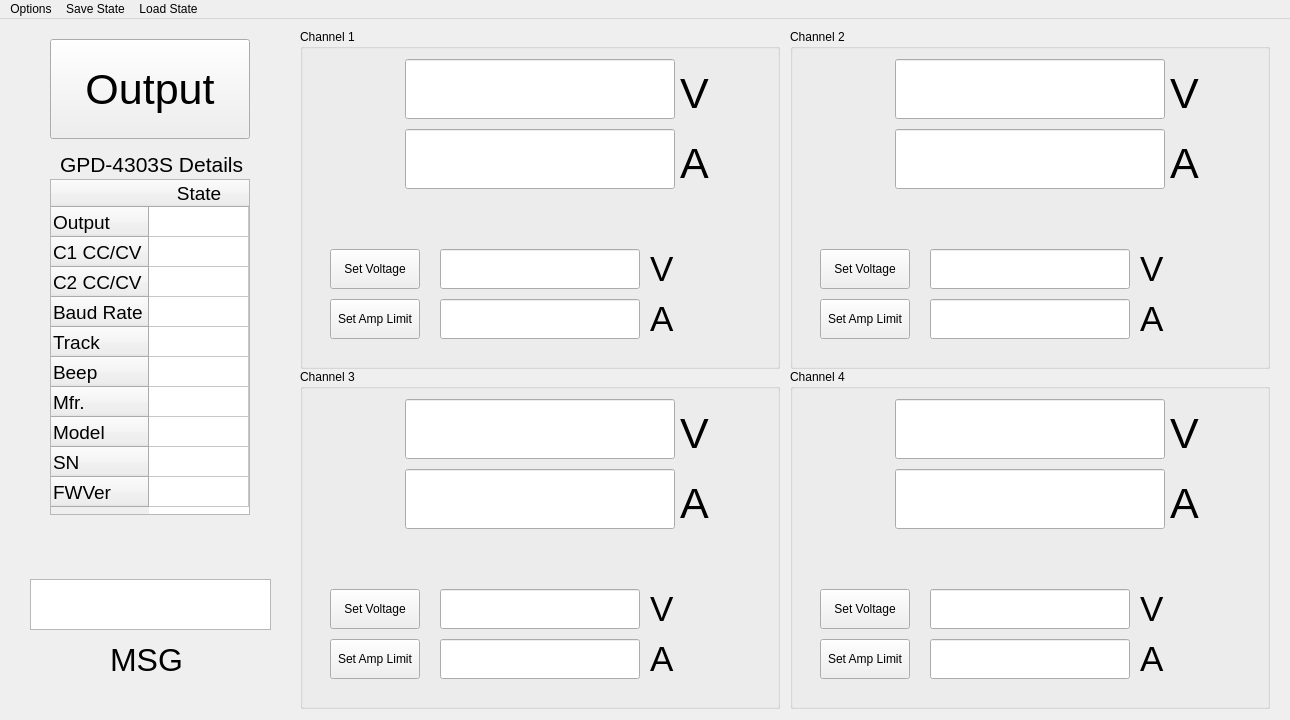
Before: the Qt Designer form GPD_4303S_GUI_UI.ui in DylanLamBear/GPD-4303S-GUI, drawn with Qt 5.
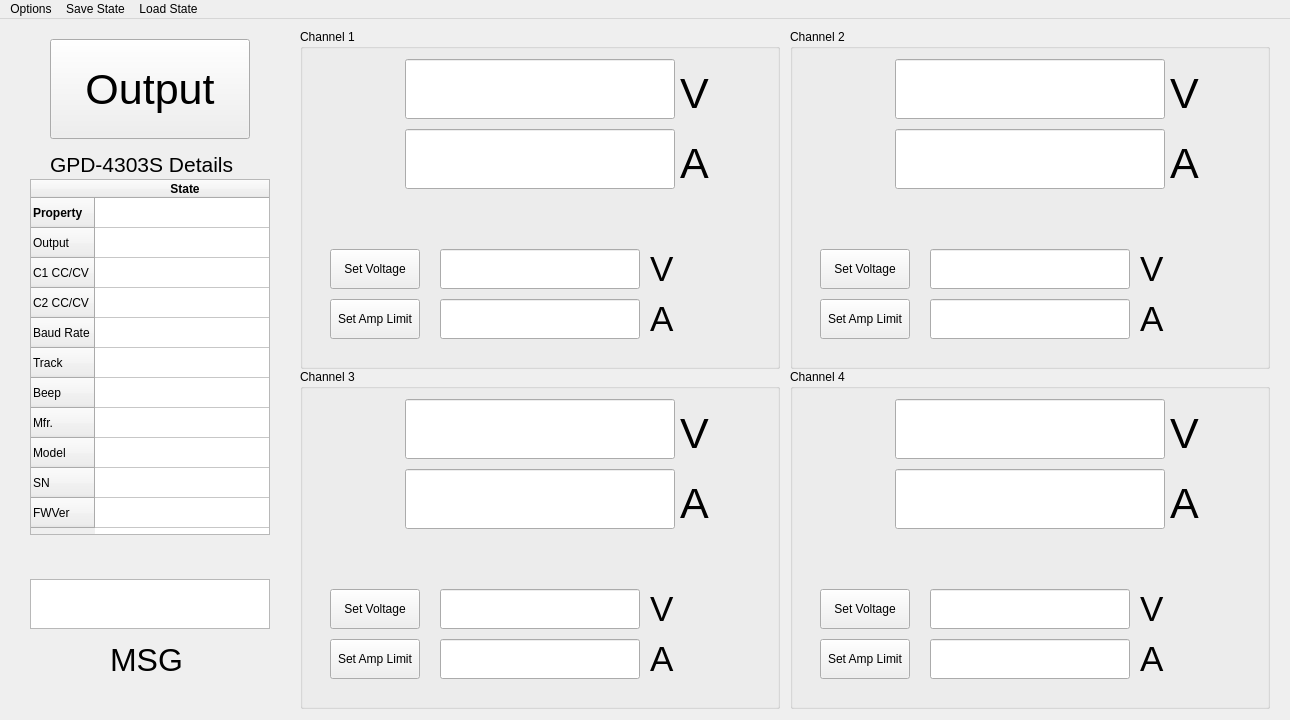
After: the same form once the commit is applied.

Commit message: Changed GUI to fit read out values, state and IDN values read into table

Patch:
```diff
--- a/GPD_4303S_GUI_UI.ui
+++ b/GPD_4303S_GUI_UI.ui
@@ -58,7 +58,7 @@
    <widget class="QLabel" name="labelDetials">
     <property name="geometry">
      <rect>
-      <x>60</x>
+      <x>50</x>
       <y>130</y>
       <width>191</width>
       <height>30</height>
@@ -1030,8 +1030,8 @@
      <rect>
       <x>30</x>
       <y>560</y>
-      <width>241</width>
-      <height>51</height>
+      <width>240</width>
+      <height>50</height>
      </rect>
     </property>
     <property name="font">
@@ -1057,15 +1057,22 @@
    <widget class="QTableWidget" name="tableWidget">
     <property name="geometry">
      <rect>
-      <x>50</x>
+      <x>30</x>
       <y>160</y>
-      <width>200</width>
-      <height>336</height>
+      <width>240</width>
+      <height>356</height>
      </rect>
     </property>
+    <property name="maximumSize">
+     <size>
+      <width>16777215</width>
+      <height>16777215</height>
+     </size>
+    </property>
     <property name="font">
      <font>
-      <pointsize>14</pointsize>
+      <family>Arial</family>
+      <pointsize>9</pointsize>
      </font>
     </property>
     <property name="autoScroll">
@@ -1083,6 +1090,22 @@
     <property name="dragDropOverwriteMode">
      <bool>false</bool>
     </property>
+    <attribute name="horizontalHeaderCascadingSectionResizes">
+     <bool>true</bool>
+    </attribute>
+    <attribute name="horizontalHeaderDefaultSectionSize">
+     <number>180</number>
+    </attribute>
+    <row>
+     <property name="text">
+      <string>Property</string>
+     </property>
+     <property name="font">
+      <font>
+       <bold>true</bold>
+      </font>
+     </property>
+    </row>
     <row>
      <property name="text">
       <string>Output</string>
@@ -1137,8 +1160,13 @@
      <property name="text">
       <string>State</string>
      </property>
+     <property name="font">
+      <font>
+       <bold>true</bold>
+      </font>
+     </property>
     </column>
-    <item row="3" column="0">
+    <item row="4" column="0">
      <property name="text">
       <string/>
      </property>
```
The commit also changes 2 other files.
